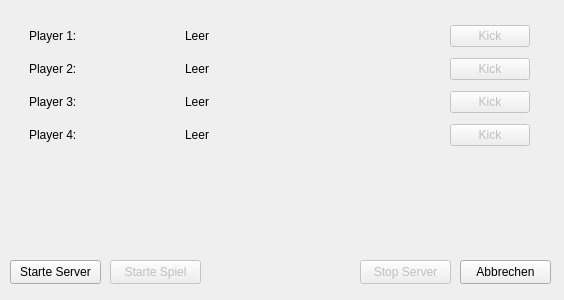
JPaehr/Revrsi, file src/server_gui.ui: the form before one commit.
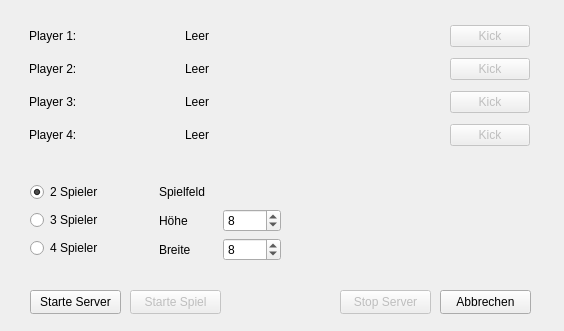
The form after the commit.

Commit message: Spielfeldeinstellungen zur GUI hinzugefügt

The edit to the form file:
```diff
--- a/src/server_gui.ui
+++ b/src/server_gui.ui
@@ -7,7 +7,7 @@
     <x>0</x>
     <y>0</y>
     <width>564</width>
-    <height>300</height>
+    <height>331</height>
    </rect>
   </property>
   <property name="windowTitle">
@@ -224,8 +224,8 @@
   <widget class="QPushButton" name="startServer_button">
    <property name="geometry">
     <rect>
-     <x>10</x>
-     <y>260</y>
+     <x>30</x>
+     <y>290</y>
      <width>91</width>
      <height>24</height>
     </rect>
@@ -240,8 +240,8 @@
    </property>
    <property name="geometry">
     <rect>
-     <x>110</x>
-     <y>260</y>
+     <x>130</x>
+     <y>290</y>
      <width>91</width>
      <height>24</height>
     </rect>
@@ -253,8 +253,8 @@
   <widget class="QPushButton" name="abbrechen">
    <property name="geometry">
     <rect>
-     <x>460</x>
-     <y>260</y>
+     <x>440</x>
+     <y>290</y>
      <width>91</width>
      <height>24</height>
     </rect>
@@ -269,8 +269,8 @@
    </property>
    <property name="geometry">
     <rect>
-     <x>360</x>
-     <y>260</y>
+     <x>340</x>
+     <y>290</y>
      <width>91</width>
      <height>24</height>
     </rect>
@@ -279,6 +279,93 @@
     <string>Stop Server</string>
    </property>
   </widget>
+  <widget class="QWidget" name="horizontalLayoutWidget">
+   <property name="geometry">
+    <rect>
+     <x>30</x>
+     <y>180</y>
+     <width>251</width>
+     <height>81</height>
+    </rect>
+   </property>
+   <layout class="QHBoxLayout" name="new_game_settings_layout">
+    <item>
+     <layout class="QVBoxLayout" name="spieler_layout">
+      <item>
+       <widget class="QRadioButton" name="two_player_btn">
+        <property name="text">
+         <string>2 Spieler</string>
+        </property>
+        <property name="checked">
+         <bool>true</bool>
+        </property>
+       </widget>
+      </item>
+      <item>
+       <widget class="QRadioButton" name="three_player_btn">
+        <property name="text">
+         <string>3 Spieler</string>
+        </property>
+       </widget>
+      </item>
+      <item>
+       <widget class="QRadioButton" name="four_player_btn">
+        <property name="text">
+         <string>4 Spieler</string>
+        </property>
+       </widget>
+      </item>
+     </layout>
+    </item>
+    <item>
+     <layout class="QVBoxLayout" name="spielfeld_layout">
+      <item>
+       <widget class="QLabel" name="spielfeld_label">
+        <property name="text">
+         <string>Spielfeld</string>
+        </property>
+       </widget>
+      </item>
+      <item>
+       <layout class="QHBoxLayout" name="hoehe_layout">
+        <item>
+         <widget class="QLabel" name="hoehe_label">
+          <property name="text">
+           <string>Höhe</string>
+          </property>
+         </widget>
+        </item>
+        <item>
+         <widget class="QSpinBox" name="hoehe_spinbox">
+          <property name="value">
+           <number>8</number>
+          </property>
+         </widget>
+        </item>
+       </layout>
+      </item>
+      <item>
+       <layout class="QHBoxLayout" name="breite_layout">
+        <item>
+         <widget class="QLabel" name="breite_label">
+          <property name="text">
+           <string>Breite</string>
+          </property>
+         </widget>
+        </item>
+        <item>
+         <widget class="QSpinBox" name="breite_spinbox">
+          <property name="value">
+           <number>8</number>
+          </property>
+         </widget>
+        </item>
+       </layout>
+      </item>
+     </layout>
+    </item>
+   </layout>
+  </widget>
  </widget>
  <resources/>
  <connections>
```
